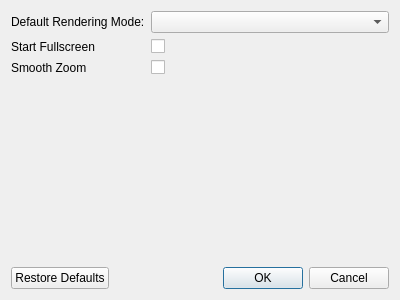
chipgw/depthview, file DepthView-src/settingswindow.ui: the form before one commit.
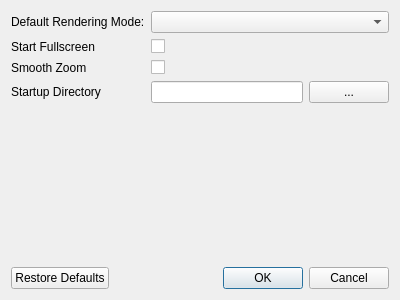
The form after the commit. Icons and pictures are not drawn.

Commit message: added startup directory to settings.

```diff
--- a/DepthView-src/settingswindow.ui
+++ b/DepthView-src/settingswindow.ui
@@ -60,6 +60,40 @@
        </property>
       </widget>
      </item>
+     <item row="4" column="0">
+      <widget class="QLabel" name="startupDirectoryLabel">
+       <property name="toolTip">
+        <string>the directory in which DepthView starts up if no command line arguments are supplied. (leave blank for home directory)</string>
+       </property>
+       <property name="text">
+        <string>Startup Directory</string>
+       </property>
+      </widget>
+     </item>
+     <item row="4" column="1">
+      <layout class="QHBoxLayout" name="horizontalLayout">
+       <item>
+        <widget class="QLineEdit" name="startupDirectoryLineEdit">
+         <property name="toolTip">
+          <string>the directory in which DepthView starts up if no command line arguments are supplied. (leave blank for home directory)</string>
+         </property>
+        </widget>
+       </item>
+       <item>
+        <widget class="QPushButton" name="startupDirectoryBrowsePushButton">
+         <property name="sizePolicy">
+          <sizepolicy hsizetype="Minimum" vsizetype="Fixed">
+           <horstretch>0</horstretch>
+           <verstretch>0</verstretch>
+          </sizepolicy>
+         </property>
+         <property name="text">
+          <string>...</string>
+         </property>
+        </widget>
+       </item>
+      </layout>
+     </item>
     </layout>
    </item>
    <item>
```
The commit also changes 3 other files.
